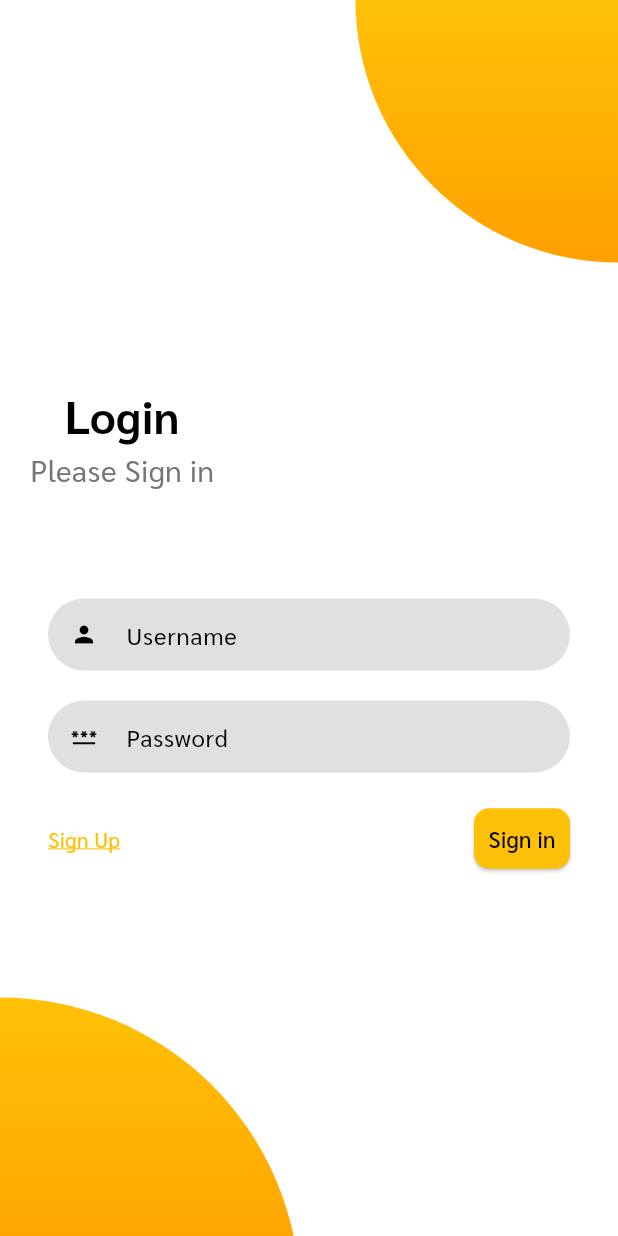
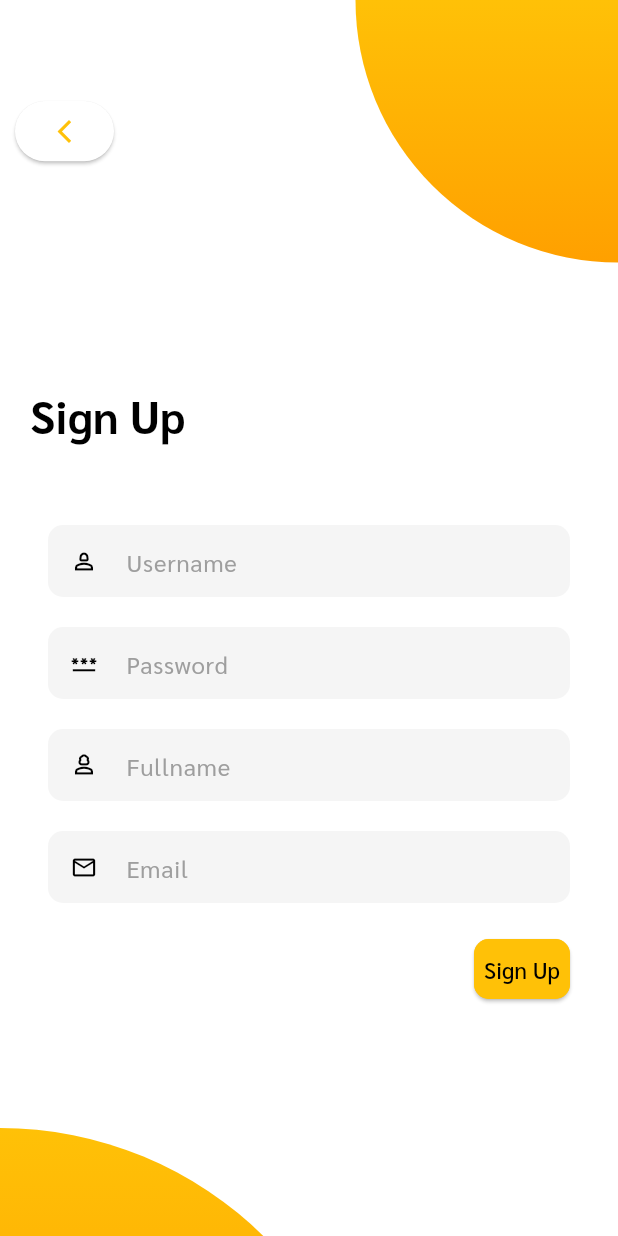
Before and after one commit to TDEV-T/Chitter_Social_Media, a Flutter app: the screen it shows after launch, after a tap on "Sign Up", on a phone screen of 412 x 824 dp. Run offline on Flutter 3.47's test engine with Material 3 defaults, Android fonts, the light colour scheme and no system bars.

Commit message:
edit form register/login

```diff
--- a/lib/components/formWidget/textfield.dart
+++ b/lib/components/formWidget/textfield.dart
@@ -1,3 +1,4 @@
+import 'package:chitter/themes/colors.dart';
 import 'package:flutter/material.dart';
 
 class TextInputField extends StatefulWidget {
@@ -62,24 +63,19 @@ class _TextInputFieldState extends State<TextInputField>
       autocorrect: false,
       decoration: InputDecoration(
         hintText: widget.hintText,
-        hintStyle: const TextStyle(color: Colors.black),
+        hintStyle: const TextStyle(color: Colors.grey),
         prefixIcon: widget.prefixIcon,
         border: OutlineInputBorder(
-          borderRadius: BorderRadius.circular(40),
-          borderSide: const BorderSide(width: 0, style: BorderStyle.none),
+          borderRadius: BorderRadius.circular(10),
+          borderSide: const BorderSide(style: BorderStyle.none, width: 0),
         ),
         focusedBorder: OutlineInputBorder(
-          borderRadius: BorderRadius.circular(40),
-          borderSide: BorderSide.lerp(
-            const BorderSide(color: Colors.transparent),
-            const BorderSide(color: Colors.amberAccent, width: 2),
-            _animation.value,
-          ),
-        ),
-        filled: true,
+            borderRadius: BorderRadius.circular(10),
+            borderSide: BorderSide(color: Colors.amberAccent, width: 2)),
         isDense: true,
         contentPadding: const EdgeInsets.fromLTRB(10, 10, 10, 10),
-        fillColor: Colors.grey[300],
+        filled: true,
+        fillColor: Colors.grey[100]
       ),
       validator: widget.validator,
       onTap: () => _animationController.forward(),
--- a/lib/screens/login/login_form.dart
+++ b/lib/screens/login/login_form.dart
@@ -1,4 +1,6 @@
+import 'package:chitter/app_router.dart';
 import 'package:chitter/components/formWidget/rounded_button.dart';
+import 'package:chitter/screens/register/register_screen.dart';
 import 'package:flutter/material.dart';
 import 'package:flutter/services.dart';
 
@@ -66,7 +68,7 @@ class LoginForm extends StatelessWidget {
                           color: Colors.amber,
                         ),
                       ),
-                      onTap: () => {},
+                      onTap: () => {Navigator.push(context, MaterialPageRoute(builder: (context) => RegisterPage()))},
                       highlightColor: Colors.transparent,
                       splashColor: Colors.transparent,
                       focusColor: Colors.transparent,
--- a/lib/screens/login/login_screen.dart
+++ b/lib/screens/login/login_screen.dart
@@ -78,8 +78,8 @@ class _LoginPageState extends State<LoginPage> {
                   mainAxisAlignment: MainAxisAlignment.start,
                   children: [
                     Container(
-                      width: 200,
-                      height: 200,
+                      width: 230,
+                      height: 230,
                       decoration: const ShapeDecoration(
                           shape: RoundedRectangleBorder(
                             borderRadius: BorderRadius.only(
--- a/lib/screens/register/register_form.dart
+++ b/lib/screens/register/register_form.dart
@@ -0,0 +1,106 @@
+import 'package:chitter/app_router.dart';
+import 'package:chitter/components/formWidget/rounded_button.dart';
+import 'package:chitter/screens/register/register_screen.dart';
+import 'package:flutter/material.dart';
+import 'package:flutter/services.dart';
+
+import '../../components/formWidget/textfield.dart';
+
+class RegisterForm extends StatelessWidget {
+  RegisterForm({Key? key}) : super(key: key);
+
+  final _formKeyLogin = GlobalKey<FormState>();
+  final username = TextEditingController();
+  final password = TextEditingController();
+  final fullname = TextEditingController();
+  final email = TextEditingController();
+
+  @override
+  Widget build(BuildContext context) {
+    return Padding(
+      padding: const EdgeInsets.all(12),
+      child: Column(
+        children: [
+          const SizedBox(
+            height: 10,
+          ),
+          Form(
+            key: _formKeyLogin,
+            child: Column(
+              children: [
+                TextInputField(
+                  controller: username,
+                  hintText: "Username",
+                  validator: (value) {
+                    if (value == null || value.isEmpty) {
+                      return "Username is  Empty !";
+                    } else if (value.length < 5) {
+                      return "Username minimum 5 Character !";
+                    }
+                    return null;
+                  },
+                  keyboardType: TextInputType.text,
+                  prefixIcon: const Icon(Icons.person_2_outlined),
+                ),
+                const SizedBox(height: 20),
+                TextInputField(
+                  controller: password,
+                  hintText: "Password",
+                  validator: (value) {
+                    if (value == null || value.isEmpty) {
+                      return "Password is  Empty !";
+                    } else if (value.length < 5) {
+                      return "Password minimum 5 Character !";
+                    }
+                    return null;
+                  },
+                  keyboardType: TextInputType.text,
+                  prefixIcon: const Icon(Icons.password_outlined),
+                ),
+                const SizedBox(height: 20),
+                TextInputField(
+                  controller: fullname,
+                  hintText: "Fullname",
+                  validator: (value) {
+                    if (value == null || value.isEmpty) {
+                      return "Fullname is  Empty !";
+                    } else if (value.length < 5) {
+                      return "Fullname minimum 5 Character !";
+                    }
+                    return null;
+                  },
+                  keyboardType: TextInputType.text,
+                  prefixIcon: const Icon(Icons.person_3_outlined),
+                ),
+                const SizedBox(height: 20),
+                TextInputField(
+                  controller: email,
+                  hintText: "Email",
+                  validator: (value) {
+                    final regex = RegExp(
+                        r"^[a-zA-Z0-9._%+-]+@[a-zA-Z0-9.-]+\.[a-z]{2,}$");
+                    if (value == null || value.isEmpty) {
+                      return "Email is Empty !";
+                    } else if (!regex.hasMatch(value)) {
+                      return "Invalid email address !";
+                    }
+                    return null;
+                  },
+                  keyboardType: TextInputType.text,
+                  prefixIcon: const Icon(Icons.email_outlined),
+                ),
+                const SizedBox(height: 20),
+                Row(
+                  mainAxisAlignment: MainAxisAlignment.end,
+                  children: [
+                    RoundedButton(label: "Sign Up", onPressed: () => {})
+                  ],
+                )
+              ],
+            ),
+          ),
+        ],
+      ),
+    );
+  }
+}
--- a/lib/screens/register/register_screen.dart
+++ b/lib/screens/register/register_screen.dart
@@ -1,9 +1,112 @@
+import 'package:chitter/screens/login/login_form.dart';
+import 'package:chitter/screens/register/register_form.dart';
+import 'package:chitter/themes/colors.dart';
 import 'package:flutter/material.dart';
-class RegisterPage extends StatelessWidget {
+
+class RegisterPage extends StatefulWidget {
   const RegisterPage({super.key});
 
   @override
+  State<RegisterPage> createState() => _LoginPageState();
+}
+
+class _LoginPageState extends State<RegisterPage> {
+  @override
   Widget build(BuildContext context) {
-    return Container();
+    return Scaffold(
+      body: Stack(
+        children: [
+          SingleChildScrollView(
+            child: Column(
+              children: [
+                Row(
+                  mainAxisAlignment: MainAxisAlignment.spaceBetween,
+                  children: [
+                    Padding(
+                      padding: const EdgeInsets.all(10),
+                      child: ElevatedButton(
+                        onPressed: () {
+                          Navigator.pop(context);
+                        },
+                        child: const Icon(Icons.arrow_back_ios_new_outlined),
+                      ),
+                    ),
+                    Container(
+                      width: 175,
+                      height: 175,
+                      decoration: const ShapeDecoration(
+                          shape: RoundedRectangleBorder(
+                            borderRadius: BorderRadius.only(
+                              topLeft: Radius.circular(0),
+                              topRight: Radius.circular(0),
+                              bottomLeft: Radius.circular(300),
+                              bottomRight: Radius.circular(0),
+                            ),
+                          ),
+                          gradient: LinearGradient(
+                              colors: [Colors.amber, primaryDark],
+                              begin: Alignment.topCenter,
+                              end: Alignment.bottomCenter)),
+                      alignment: Alignment.topRight,
+                      padding: const EdgeInsets.only(
+                          top: 0, right: 0, bottom: 0, left: 0),
+                    )
+                  ],
+                ),
+                const SizedBox(
+                  height: 80,
+                ),
+                Container(
+                  alignment: Alignment.topLeft,
+                  margin: const EdgeInsets.only(left: 20),
+                  child: const Column(
+                    children: [
+                      Text(
+                        "Sign Up",
+                        style: TextStyle(
+                            fontSize: 30, fontWeight: FontWeight.bold),
+                        textAlign: TextAlign.start,
+                      ),
+                    ],
+                  ),
+                ),
+                const SizedBox(height: 10),
+                Container(
+                  alignment: Alignment.center,
+                  margin: const EdgeInsets.all(20),
+                  child: RegisterForm(),
+                ),
+                const SizedBox(height: 50),
+                Row(
+                  mainAxisAlignment: MainAxisAlignment.start,
+                  children: [
+                    Container(
+                      width: 250,
+                      height: 250,
+                      decoration: const ShapeDecoration(
+                          shape: RoundedRectangleBorder(
+                            borderRadius: BorderRadius.only(
+                              topLeft: Radius.circular(0),
+                              topRight: Radius.circular(300),
+                              bottomLeft: Radius.circular(0),
+                              bottomRight: Radius.circular(0),
+                            ),
+                          ),
+                          gradient: LinearGradient(
+                              colors: [Colors.amber, primaryDark],
+                              begin: Alignment.topCenter,
+                              end: Alignment.bottomCenter)),
+                      alignment: Alignment.topRight,
+                      padding: const EdgeInsets.only(
+                          top: 0, right: 0, bottom: 0, left: 0),
+                    )
+                  ],
+                ),
+              ],
+            ),
+          ),
+        ],
+      ),
+    );
   }
 }
```
